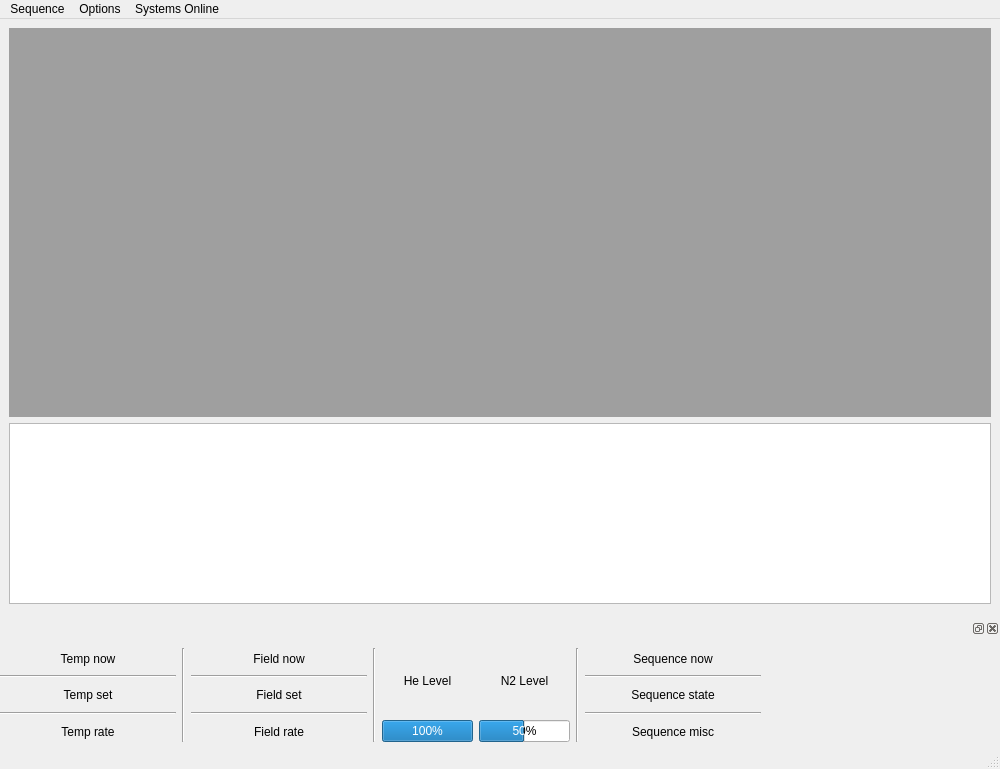
Qt form configurations/Cryostat GUI.ui (Cryostat-GUI/Cryostat-GUI) before a commit.
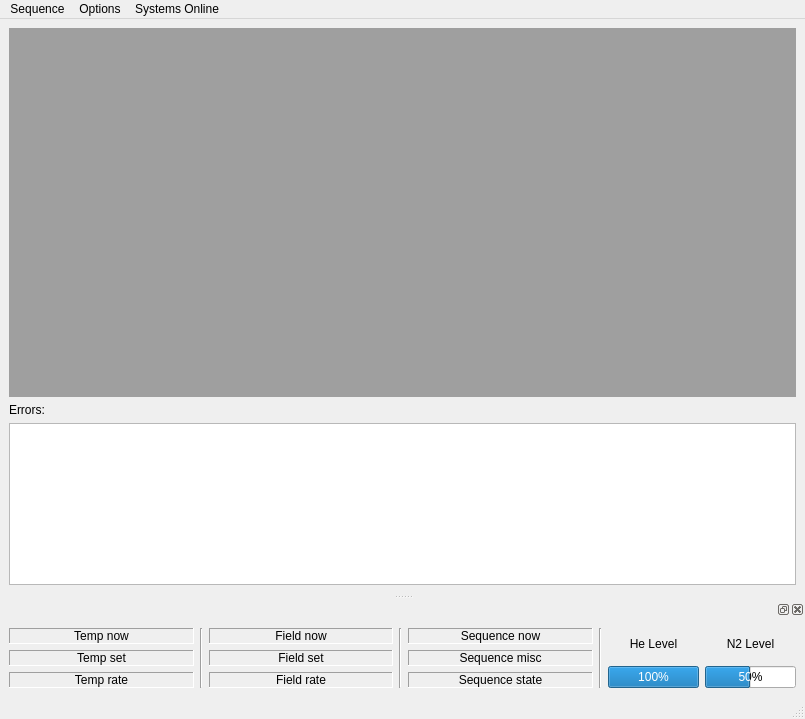
The same form after that commit.

What changed in the file:
```diff
--- a/configurations/Cryostat GUI.ui
+++ b/configurations/Cryostat GUI.ui
@@ -6,8 +6,8 @@
    <rect>
     <x>0</x>
     <y>0</y>
-    <width>1000</width>
-    <height>769</height>
+    <width>805</width>
+    <height>719</height>
    </rect>
   </property>
   <property name="windowTitle">
@@ -15,6 +15,25 @@
   </property>
   <widget class="QWidget" name="centralwidget">
    <layout class="QGridLayout" name="gridLayout">
+    <item row="2" column="0">
+     <widget class="QTextBrowser" name="textErrors">
+      <property name="sizePolicy">
+       <sizepolicy hsizetype="Expanding" vsizetype="Expanding">
+        <horstretch>0</horstretch>
+        <verstretch>0</verstretch>
+       </sizepolicy>
+      </property>
+      <property name="frameShape">
+       <enum>QFrame::StyledPanel</enum>
+      </property>
+      <property name="frameShadow">
+       <enum>QFrame::Sunken</enum>
+      </property>
+      <property name="readOnly">
+       <bool>true</bool>
+      </property>
+     </widget>
+    </item>
     <item row="0" column="0">
      <widget class="QMdiArea" name="mdiArea">
       <property name="sizePolicy">
@@ -40,15 +59,9 @@
      </widget>
     </item>
     <item row="1" column="0">
-     <widget class="QTextBrowser" name="textErrors">
-      <property name="sizePolicy">
-       <sizepolicy hsizetype="Expanding" vsizetype="Expanding">
-        <horstretch>0</horstretch>
-        <verstretch>0</verstretch>
-       </sizepolicy>
-      </property>
-      <property name="readOnly">
-       <bool>true</bool>
+     <widget class="QLabel" name="label_3">
+      <property name="text">
+       <string>Errors:</string>
       </property>
      </widget>
     </item>
@@ -59,7 +72,7 @@
     <rect>
      <x>0</x>
      <y>0</y>
-     <width>1000</width>
+     <width>805</width>
      <height>21</height>
     </rect>
    </property>
@@ -123,143 +136,28 @@
   </widget>
   <widget class="QStatusBar" name="statusbar"/>
   <widget class="QDockWidget" name="Main_dock_infobox">
-   <property name="minimumSize">
-    <size>
-     <width>0</width>
-     <height>128</height>
-    </size>
-   </property>
-   <property name="maximumSize">
-    <size>
-     <width>5000</width>
-     <height>128</height>
-    </size>
-   </property>
    <attribute name="dockWidgetArea">
     <number>8</number>
    </attribute>
    <widget class="QWidget" name="dockWidgetContents">
-    <widget class="QWidget" name="horizontalLayoutWidget">
-     <property name="geometry">
-      <rect>
-       <x>0</x>
-       <y>10</y>
-       <width>761</width>
-       <height>94</height>
-      </rect>
-     </property>
-     <layout class="QHBoxLayout" name="MainDockInfoboxLayout">
-      <item>
-       <layout class="QVBoxLayout" name="MainDock_Temps">
-        <item>
-         <widget class="QLabel" name="MainDock_Tnow">
-          <property name="text">
-           <string>Temp now</string>
-          </property>
-          <property name="alignment">
-           <set>Qt::AlignCenter</set>
-          </property>
-         </widget>
-        </item>
-        <item>
-         <widget class="Line" name="line">
-          <property name="orientation">
-           <enum>Qt::Horizontal</enum>
-          </property>
-         </widget>
-        </item>
-        <item>
-         <widget class="QLabel" name="MainDock_Tset">
+    <layout class="QGridLayout" name="gridLayout_2">
+     <item row="2" column="4">
+      <widget class="QLabel" name="MainDock_Seqstate">
+       <property name="frameShape">
+        <enum>QFrame::Panel</enum>
+       </property>
+       <property name="frameShadow">
+        <enum>QFrame::Sunken</enum>
+       </property>
           <property name="text">
-           <string>Temp set</string>
+        <string>Sequence state</string>
           </property>
           <property name="alignment">
            <set>Qt::AlignCenter</set>
           </property>
          </widget>
         </item>
-        <item>
-         <widget class="Line" name="line_2">
-          <property name="orientation">
-           <enum>Qt::Horizontal</enum>
-          </property>
-         </widget>
-        </item>
-        <item>
-         <widget class="QLabel" name="MainDock_Trate">
-          <property name="text">
-           <string>Temp rate</string>
-          </property>
-          <property name="alignment">
-           <set>Qt::AlignCenter</set>
-          </property>
-         </widget>
-        </item>
-       </layout>
-      </item>
-      <item>
-       <widget class="Line" name="line_8">
-        <property name="orientation">
-         <enum>Qt::Vertical</enum>
-        </property>
-       </widget>
-      </item>
-      <item>
-       <layout class="QVBoxLayout" name="MainDock_Fields">
-        <item>
-         <widget class="QLabel" name="MainDock_Bnow">
-          <property name="text">
-           <string>Field now</string>
-          </property>
-          <property name="alignment">
-           <set>Qt::AlignCenter</set>
-          </property>
-         </widget>
-        </item>
-        <item>
-         <widget class="Line" name="line_3">
-          <property name="orientation">
-           <enum>Qt::Horizontal</enum>
-          </property>
-         </widget>
-        </item>
-        <item>
-         <widget class="QLabel" name="MainDock_Bset">
-          <property name="text">
-           <string>Field set</string>
-          </property>
-          <property name="alignment">
-           <set>Qt::AlignCenter</set>
-          </property>
-         </widget>
-        </item>
-        <item>
-         <widget class="Line" name="line_4">
-          <property name="orientation">
-           <enum>Qt::Horizontal</enum>
-          </property>
-         </widget>
-        </item>
-        <item>
-         <widget class="QLabel" name="MainDock_Brate">
-          <property name="text">
-           <string>Field rate</string>
-          </property>
-          <property name="alignment">
-           <set>Qt::AlignCenter</set>
-          </property>
-         </widget>
-        </item>
-       </layout>
-      </item>
-      <item>
-       <widget class="Line" name="line_10">
-        <property name="orientation">
-         <enum>Qt::Vertical</enum>
-        </property>
-       </widget>
-      </item>
-      <item>
+     <item row="0" column="7" rowspan="3">
        <layout class="QVBoxLayout" name="MainDock_Pressures">
         <item>
          <layout class="QHBoxLayout" name="horizontalLayout_2">
@@ -359,17 +257,110 @@
         </item>
        </layout>
       </item>
-      <item>
-       <widget class="Line" name="line_9">
-        <property name="orientation">
-         <enum>Qt::Vertical</enum>
-        </property>
-       </widget>
-      </item>
-      <item>
-       <layout class="QVBoxLayout" name="MainDock_Sequence">
-        <item>
+     <item row="1" column="4">
+      <widget class="QLabel" name="MainDock_Seq2">
+       <property name="frameShape">
+        <enum>QFrame::Panel</enum>
+       </property>
+       <property name="frameShadow">
+        <enum>QFrame::Sunken</enum>
+       </property>
+       <property name="text">
+        <string>Sequence misc</string>
+       </property>
+       <property name="alignment">
+        <set>Qt::AlignCenter</set>
+       </property>
+      </widget>
+     </item>
+     <item row="1" column="2">
+      <widget class="QLabel" name="MainDock_Bset">
+       <property name="frameShape">
+        <enum>QFrame::Panel</enum>
+       </property>
+       <property name="frameShadow">
+        <enum>QFrame::Sunken</enum>
+       </property>
+       <property name="text">
+        <string>Field set</string>
+       </property>
+       <property name="alignment">
+        <set>Qt::AlignCenter</set>
+       </property>
+      </widget>
+     </item>
+     <item row="2" column="0">
+      <widget class="QLabel" name="MainDock_Trate">
+       <property name="frameShape">
+        <enum>QFrame::Panel</enum>
+       </property>
+       <property name="frameShadow">
+        <enum>QFrame::Sunken</enum>
+       </property>
+       <property name="text">
+        <string>Temp rate</string>
+       </property>
+       <property name="alignment">
+        <set>Qt::AlignCenter</set>
+       </property>
+      </widget>
+     </item>
+     <item row="0" column="0">
+      <widget class="QLabel" name="MainDock_Tnow">
+       <property name="frameShape">
+        <enum>QFrame::Panel</enum>
+       </property>
+       <property name="frameShadow">
+        <enum>QFrame::Sunken</enum>
+       </property>
+       <property name="text">
+        <string>Temp now</string>
+       </property>
+       <property name="alignment">
+        <set>Qt::AlignCenter</set>
+       </property>
+      </widget>
+     </item>
+     <item row="2" column="2">
+      <widget class="QLabel" name="MainDock_Brate">
+       <property name="frameShape">
+        <enum>QFrame::Panel</enum>
+       </property>
+       <property name="frameShadow">
+        <enum>QFrame::Sunken</enum>
+       </property>
+       <property name="text">
+        <string>Field rate</string>
+       </property>
+       <property name="alignment">
+        <set>Qt::AlignCenter</set>
+       </property>
+      </widget>
+     </item>
+     <item row="1" column="0">
+      <widget class="QLabel" name="MainDock_Tset">
+       <property name="frameShape">
+        <enum>QFrame::Panel</enum>
+       </property>
+       <property name="frameShadow">
+        <enum>QFrame::Sunken</enum>
+       </property>
+       <property name="text">
+        <string>Temp set</string>
+       </property>
+       <property name="alignment">
+        <set>Qt::AlignCenter</set>
+       </property>
+      </widget>
+     </item>
+     <item row="0" column="4">
          <widget class="QLabel" name="MainDock_Seqnow">
+       <property name="frameShape">
+        <enum>QFrame::Panel</enum>
+       </property>
+       <property name="frameShadow">
+        <enum>QFrame::Sunken</enum>
+       </property>
           <property name="text">
            <string>Sequence now</string>
           </property>
@@ -378,44 +369,44 @@
           </property>
          </widget>
         </item>
-        <item>
-         <widget class="Line" name="line_6">
-          <property name="orientation">
-           <enum>Qt::Horizontal</enum>
-          </property>
-         </widget>
-        </item>
-        <item>
-         <widget class="QLabel" name="MainDock_Seqstate">
+     <item row="0" column="2">
+      <widget class="QLabel" name="MainDock_Bnow">
+       <property name="frameShape">
+        <enum>QFrame::Panel</enum>
+       </property>
+       <property name="frameShadow">
+        <enum>QFrame::Sunken</enum>
+       </property>
           <property name="text">
-           <string>Sequence state</string>
+        <string>Field now</string>
           </property>
           <property name="alignment">
            <set>Qt::AlignCenter</set>
           </property>
          </widget>
         </item>
-        <item>
+     <item row="0" column="1" rowspan="3">
          <widget class="Line" name="line_7">
           <property name="orientation">
-           <enum>Qt::Horizontal</enum>
+        <enum>Qt::Vertical</enum>
           </property>
          </widget>
         </item>
-        <item>
-         <widget class="QLabel" name="MainDock_Seq2">
-          <property name="text">
-           <string>Sequence misc</string>
-          </property>
-          <property name="alignment">
-           <set>Qt::AlignCenter</set>
+     <item row="0" column="3" rowspan="3">
+      <widget class="Line" name="line_8">
+       <property name="orientation">
+        <enum>Qt::Vertical</enum>
+       </property>
+      </widget>
+     </item>
+     <item row="0" column="5" rowspan="3">
+      <widget class="Line" name="line_9">
+       <property name="orientation">
+        <enum>Qt::Vertical</enum>
           </property>
          </widget>
         </item>
        </layout>
-      </item>
-     </layout>
-    </widget>
    </widget>
   </widget>
   <action name="actionNew_Sequence">
```
Lines whose indentation alone changed are shown as unchanged.
